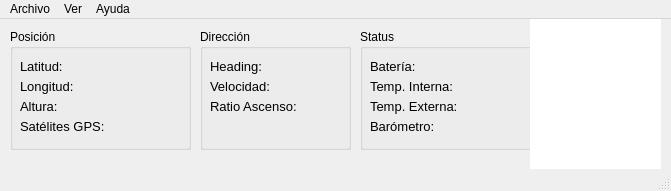
ladecadence/ASHAB-Telemetry, file mainwindow.ui: the form before one commit.
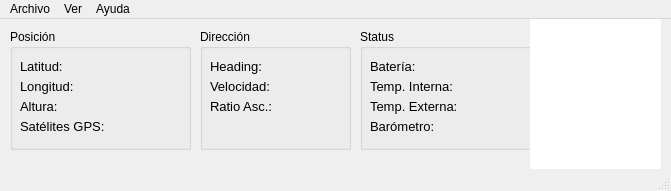
The form after the commit.

Commit message: Ratio Asc.

Patch:
```diff
--- a/mainwindow.ui
+++ b/mainwindow.ui
@@ -204,7 +204,7 @@
       </font>
      </property>
      <property name="text">
-      <string>&lt;html&gt;&lt;head/&gt;&lt;body&gt;&lt;p&gt;Ratio Ascenso:&lt;/p&gt;&lt;/body&gt;&lt;/html&gt;</string>
+      <string>&lt;html&gt;&lt;head/&gt;&lt;body&gt;&lt;p&gt;Ratio Asc.:&lt;/p&gt;&lt;/body&gt;&lt;/html&gt;</string>
      </property>
      <property name="textInteractionFlags">
       <set>Qt::LinksAccessibleByMouse|Qt::TextSelectableByMouse</set>
```
The commit also changes 1 other file.
